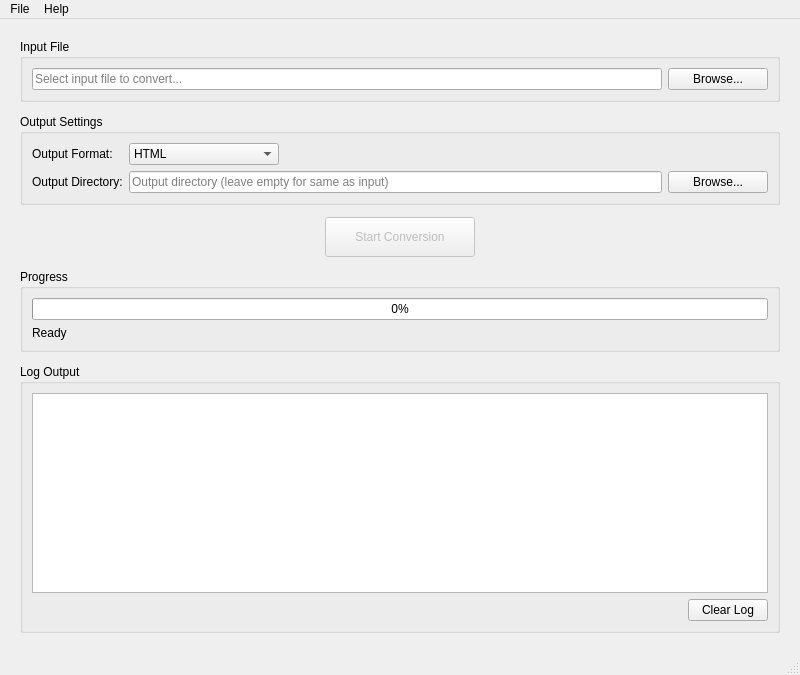
Old version of the form pandoc_ui/gui/main_window.ui in the repository nerdneilsfield/pandoc-ui.
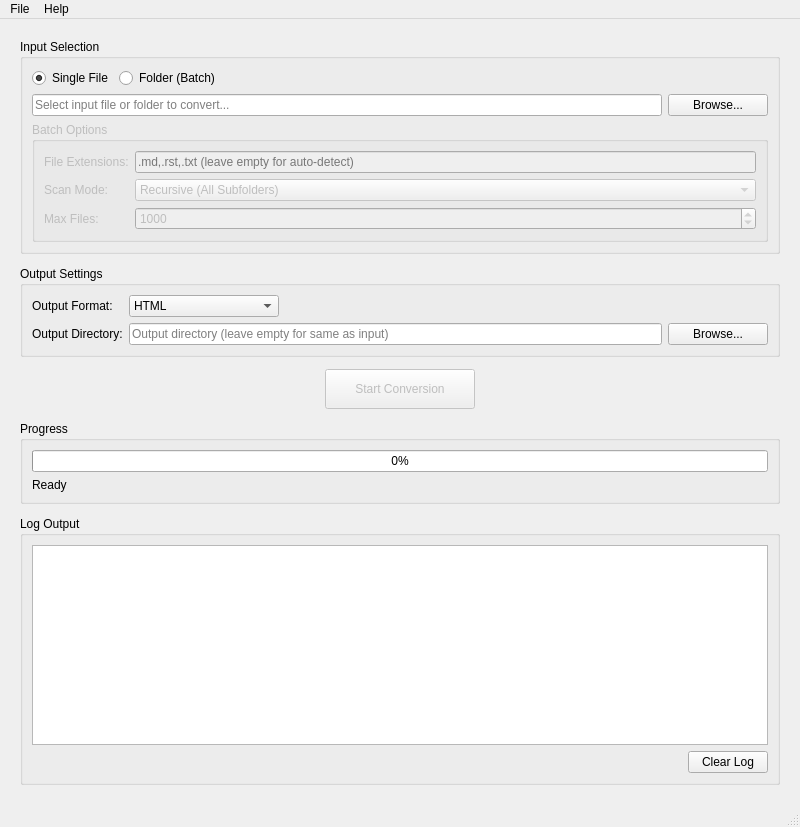
New version of the form. Icons and pictures are not drawn.

Commit message:
feat(batch): implement Phase 3 batch processing with task queue and folder scanning
- Add QThreadPool-based TaskQueue for concurrent batch conversions
- Implement FolderScanner with recursive file discovery and extension filtering
- Enhance GUI with batch mode interface (folder selection, extension filters)
- Add comprehensive error handling with individual task failure isolation
- Create test infrastructure with 12 test files and performance validation
- Support cross-platform batch processing with thread-safe operations

🤖 Generated with [Claude Code](https://claude.ai/code)

```diff
--- a/pandoc_ui/gui/main_window.ui
+++ b/pandoc_ui/gui/main_window.ui
@@ -37,13 +37,49 @@
     <item>
      <widget class="QGroupBox" name="inputGroupBox">
       <property name="title">
-       <string>Input File</string>
+       <string>Input Selection</string>
       </property>
+      <layout class="QVBoxLayout" name="inputMainLayout">
+       <item>
+        <layout class="QHBoxLayout" name="modeLayout">
+         <item>
+          <widget class="QRadioButton" name="singleFileModeRadio">
+           <property name="text">
+            <string>Single File</string>
+           </property>
+           <property name="checked">
+            <bool>true</bool>
+           </property>
+          </widget>
+         </item>
+         <item>
+          <widget class="QRadioButton" name="folderModeRadio">
+           <property name="text">
+            <string>Folder (Batch)</string>
+           </property>
+          </widget>
+         </item>
+         <item>
+          <spacer name="modeSpacer">
+           <property name="orientation">
+            <enum>Qt::Horizontal</enum>
+           </property>
+           <property name="sizeHint" stdset="0">
+            <size>
+             <width>40</width>
+             <height>20</height>
+            </size>
+           </property>
+          </spacer>
+         </item>
+        </layout>
+       </item>
+       <item>
       <layout class="QHBoxLayout" name="inputLayout">
        <item>
         <widget class="QLineEdit" name="inputFileEdit">
          <property name="placeholderText">
-          <string>Select input file to convert...</string>
+            <string>Select input file or folder to convert...</string>
          </property>
          <property name="readOnly">
           <bool>true</bool>
@@ -61,6 +97,81 @@
            <height>0</height>
           </size>
          </property>
+          </widget>
+         </item>
+        </layout>
+       </item>
+       <item>
+        <widget class="QGroupBox" name="batchOptionsGroupBox">
+         <property name="title">
+          <string>Batch Options</string>
+         </property>
+         <property name="enabled">
+          <bool>false</bool>
+         </property>
+         <layout class="QGridLayout" name="batchOptionsLayout">
+          <item row="0" column="0">
+           <widget class="QLabel" name="extensionFilterLabel">
+            <property name="text">
+             <string>File Extensions:</string>
+            </property>
+           </widget>
+          </item>
+          <item row="0" column="1">
+           <widget class="QLineEdit" name="extensionFilterEdit">
+            <property name="placeholderText">
+             <string>.md,.rst,.txt (leave empty for auto-detect)</string>
+            </property>
+           </widget>
+          </item>
+          <item row="1" column="0">
+           <widget class="QLabel" name="scanModeLabel">
+            <property name="text">
+             <string>Scan Mode:</string>
+            </property>
+           </widget>
+          </item>
+          <item row="1" column="1">
+           <widget class="QComboBox" name="scanModeComboBox">
+            <property name="minimumSize">
+             <size>
+              <width>150</width>
+              <height>0</height>
+             </size>
+            </property>
+            <item>
+             <property name="text">
+              <string>Recursive (All Subfolders)</string>
+             </property>
+            </item>
+            <item>
+             <property name="text">
+              <string>Single Level Only</string>
+             </property>
+            </item>
+           </widget>
+          </item>
+          <item row="2" column="0">
+           <widget class="QLabel" name="maxFilesLabel">
+            <property name="text">
+             <string>Max Files:</string>
+            </property>
+           </widget>
+          </item>
+          <item row="2" column="1">
+           <widget class="QSpinBox" name="maxFilesSpinBox">
+            <property name="minimum">
+             <number>1</number>
+            </property>
+            <property name="maximum">
+             <number>10000</number>
+            </property>
+            <property name="value">
+             <number>1000</number>
+            </property>
+           </widget>
+          </item>
+         </layout>
         </widget>
        </item>
       </layout>
```
Left out of the diff: 2 changed lines with no effect on the pictures. Lines whose indentation alone changed are shown as unchanged. The commit also changes 18 other files.
